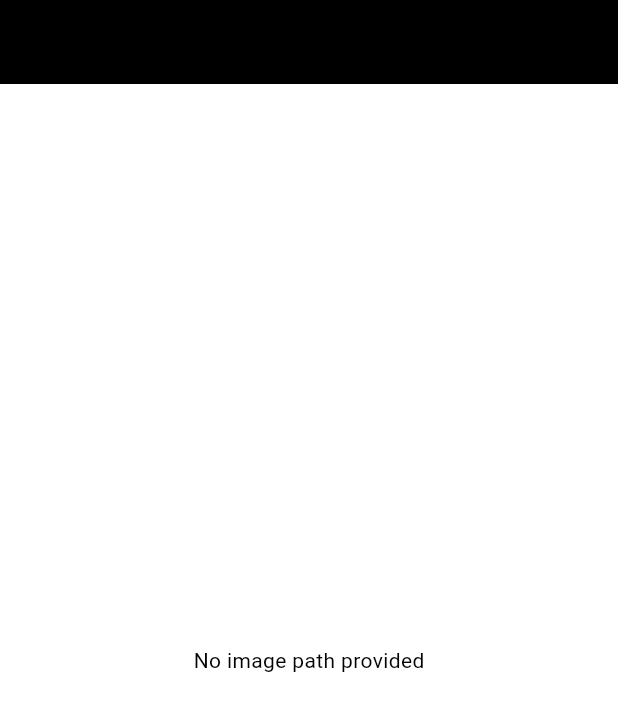
After one commit to mrHeinrichh/ChatApp, a Flutter app: the VideoViewPage screen opened directly, on a phone screen of 412 x 824 dp. The commit adds this screen. Shown: the top 711 px of the screen. Run offline on Flutter 3.47's test engine with Material 3 defaults, Android fonts, the phone set to English and light mode, and no system bars; our stand-ins replace camera, emoji_picker_flutter.

Commit message:
update 2 files and create 1 file

```diff
--- /dev/null
+++ b/lib/Screens/VideoView.dart
@@ -0,0 +1,94 @@
+import 'dart:io';
+import 'package:flutter/material.dart';
+
+class VideoViewPage extends StatelessWidget {
+  VideoViewPage({Key? key, this.path}) : super(key: key);
+  final String? path;
+
+  @override
+  Widget build(BuildContext context) {
+    // Check if path is null and handle the error gracefully
+    if (path == null) {
+      return Scaffold(
+        appBar: AppBar(
+          title: const Text('Camera View'),
+          backgroundColor: Colors.black,
+        ),
+        body: const Center(
+          child: Text('No image path provided'),
+        ),
+      );
+    }
+
+    return Scaffold(
+      backgroundColor: Colors.black,
+      appBar: AppBar(
+        title: const Text('Camera View'),
+        backgroundColor: Colors.black,
+        actions: [
+          IconButton(
+            onPressed: () {},
+            icon: const Icon(Icons.crop_rotate),
+            color: Colors.white,
+          ),
+          IconButton(
+            onPressed: () {},
+            icon: const Icon(Icons.emoji_emotions_outlined),
+            color: Colors.white,
+          ),
+          IconButton(
+            onPressed: () {},
+            icon: const Icon(Icons.title),
+            color: Colors.white,
+          ),
+          IconButton(
+            onPressed: () {},
+            icon: const Icon(Icons.edit),
+            color: Colors.white,
+          ),
+        ],
+      ),
+      body: Container(
+        width: MediaQuery.of(context).size.width,
+        height: MediaQuery.of(context).size.height,
+        child: Stack(
+          children: [
+            Container(
+              width: MediaQuery.of(context).size.width,
+              height: MediaQuery.of(context).size.height - 150,
+              child: Image.file(
+                File(path!), // Now safe to use because null check is done
+                fit: BoxFit.cover,
+              ),
+            ),
+            Positioned(
+              bottom: 0,
+              child: Container(
+                width: MediaQuery.of(context).size.width,
+                padding: const EdgeInsets.all(15),
+                child: TextFormField(
+                  style: const TextStyle(color: Colors.white),
+                  decoration: const InputDecoration(
+                    hintText: 'Add a caption...',
+                    suffixIcon: CircleAvatar(
+                        radius: 25,
+                        child: Icon(Icons.check, color: Colors.white)),
+                    prefixIcon:
+                        Icon(Icons.add_photo_alternate, color: Colors.white),
+                    hintStyle: TextStyle(color: Colors.white, fontSize: 16),
+                    enabledBorder: UnderlineInputBorder(
+                      borderSide: BorderSide(color: Colors.transparent),
+                    ),
+                    focusedBorder: UnderlineInputBorder(
+                      borderSide: BorderSide(color: Colors.transparent),
+                    ),
+                  ),
+                ),
+              ),
+            )
+          ],
+        ),
+      ),
+    );
+  }
+}
```
Also changed, not shown: lib/Screens/CameraScreen.dart (+62 -15 lines), pubspec.lock.
